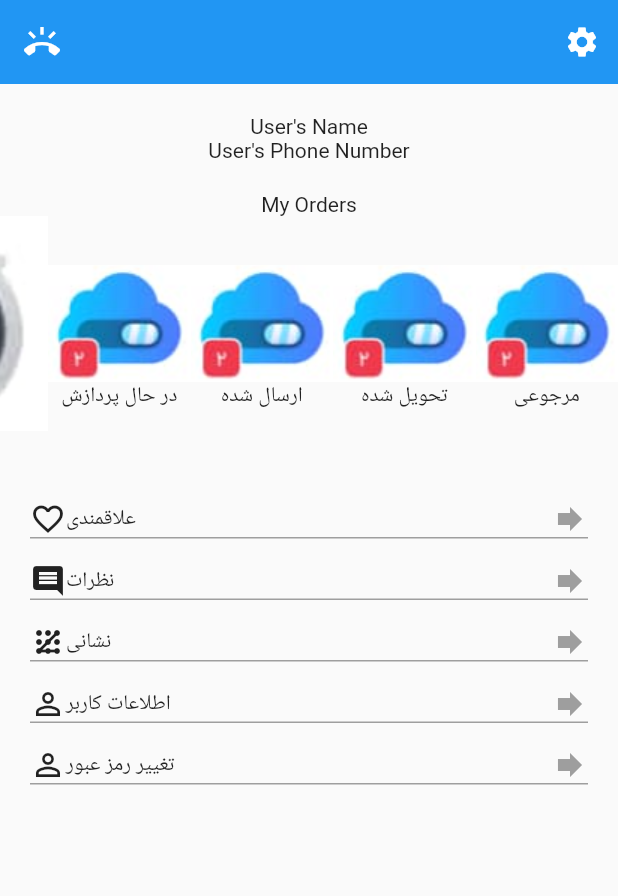
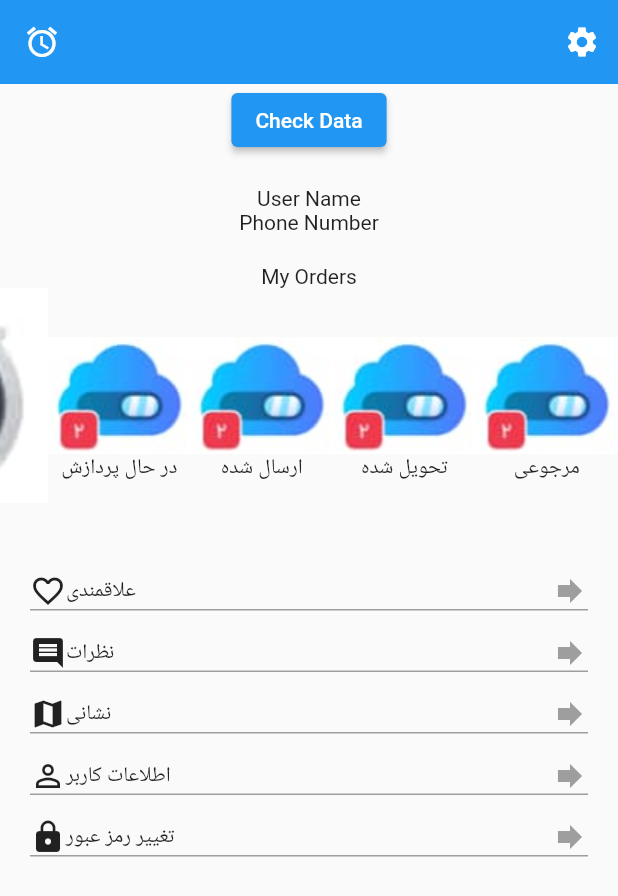
Before and after one commit to shaghasemi/flutter_sl_001, a Flutter app: the ProfileScreenContent screen opened directly, on a phone screen of 412 x 824 dp. Shown: the top 896 px of the screen. Run offline on Flutter 3.47's test engine with Material 2 defaults, Android fonts, the phone set to English and light mode, and no system bars; our stand-ins replace fluttertoast, shared_preferences; accounts and stored records are empty; network calls fail; statements that could not run were skipped.

Commit message:
just before relocating

```diff
--- a/lib/screen/panel/profile_screen_content.dart
+++ b/lib/screen/panel/profile_screen_content.dart
@@ -1,4 +1,8 @@
+import 'dart:convert';
+
 import 'package:flutter/material.dart';
+import 'package:flutter_sl_001/data/local/my_shared_pref.dart';
+import 'package:flutter_sl_001/model/panel/login_model.dart';
 import 'package:flutter_sl_001/screen/main/cart_screen.dart';
 import 'package:flutter_sl_001/screen/main/home_screen.dart';
 import 'package:flutter_sl_001/screen/panel/password_change_screen.dart';
@@ -9,8 +13,16 @@ import 'profile_settings_screen.dart';
 import 'user_info_screen.dart';
 import 'widget/user_info_main_widget.dart';
 
-class ProfileScreenContent extends StatelessWidget {
+class ProfileScreenContent extends StatefulWidget {
   const ProfileScreenContent({Key? key}) : super(key: key);
+
+  @override
+  State<ProfileScreenContent> createState() => _ProfileScreenContentState();
+}
+
+class _ProfileScreenContentState extends State<ProfileScreenContent> {
+  late var userInfoRaw;
+  late LoginResponseModel userInfo;
 
   @override
   Widget build(BuildContext context) {
@@ -19,7 +31,7 @@ class ProfileScreenContent extends StatelessWidget {
         headerSliverBuilder: (context, innerBoxIsScroller) => [
           SliverAppBar(
             leading: IconButton(
-              icon: const Icon(Icons.ring_volume),
+              icon: const Icon(Icons.alarm),
               onPressed: () {},
             ),
             actions: [
@@ -41,9 +53,27 @@ class ProfileScreenContent extends StatelessWidget {
         ],
         body: Column(
           children: [
+            ElevatedButton(
+                onPressed: () {
+                  setState(() {
+                    userInfoRaw = jsonDecode(
+                      MySharedPreferences.mySharedPreferences
+                          .getString("user_data")!,
+                    );
+                    print(userInfoRaw['data']);
+                    print(userInfoRaw.runtimeType);
+                    userInfo = jsonDecode(userInfoRaw);
+                    print(userInfo);
+                    print(userInfo.runtimeType);
+                  });
+                },
+                child: Text("Check Data")),
             // Column for user's name and number - personal info display
             const SizedBox(height: 20),
-            const UserInfoMainWidget(),
+            const UserInfoMainWidget(
+              userName: 'User Name',
+              userPhone: 'Phone Number',
+            ),
             // Column for orders, with row for different status
             const SizedBox(height: 20),
             const OrderByStatusWidget(),
@@ -66,7 +96,7 @@ class ProfileScreenContent extends StatelessWidget {
                   ),
                   ProfileSectionGoToWidget(
                     title: 'نشانی',
-                    iconName: Icons.pattern_sharp,
+                    iconName: Icons.map,
                     destination: CartScreen(),
                   ),
                   ProfileSectionGoToWidget(
@@ -77,7 +107,7 @@ class ProfileScreenContent extends StatelessWidget {
                   ),
                   ProfileSectionGoToWidget(
                     title: 'تغییر رمز عبور',
-                    iconName: Icons.person_outline,
+                    iconName: Icons.lock,
                     // destination: UserInfoScreen(),
                     destination: ChangePasswordScreen(),
                   ),
--- a/lib/screen/panel/widget/user_info_main_widget.dart
+++ b/lib/screen/panel/widget/user_info_main_widget.dart
@@ -1,16 +1,21 @@
 import 'package:flutter/material.dart';
 
 class UserInfoMainWidget extends StatelessWidget {
+  final String userName;
+  final String userPhone;
+
   const UserInfoMainWidget({
     Key? key,
+    required this.userName,
+    required this.userPhone,
   }) : super(key: key);
 
   @override
   Widget build(BuildContext context) {
     return Column(
-      children: const [
-        Text("User's Name"),
-        Text("User's Phone Number"),
+      children: [
+        Text(userName),
+        Text(userPhone),
       ],
     );
   }
```
Also changed, not shown: lib/app_home.dart (+4 -4 lines).
